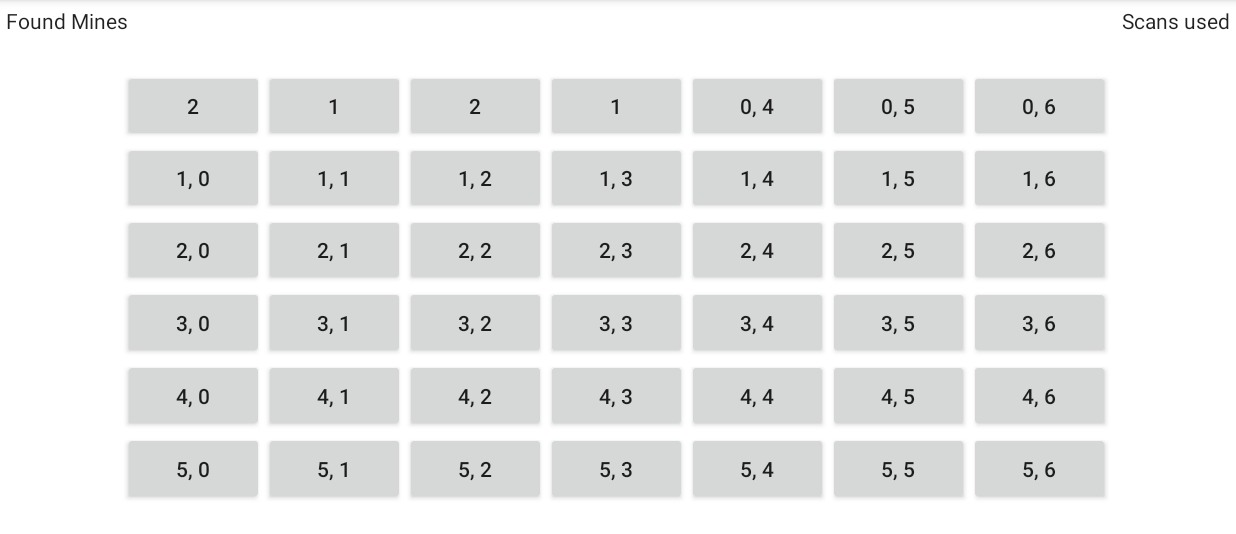
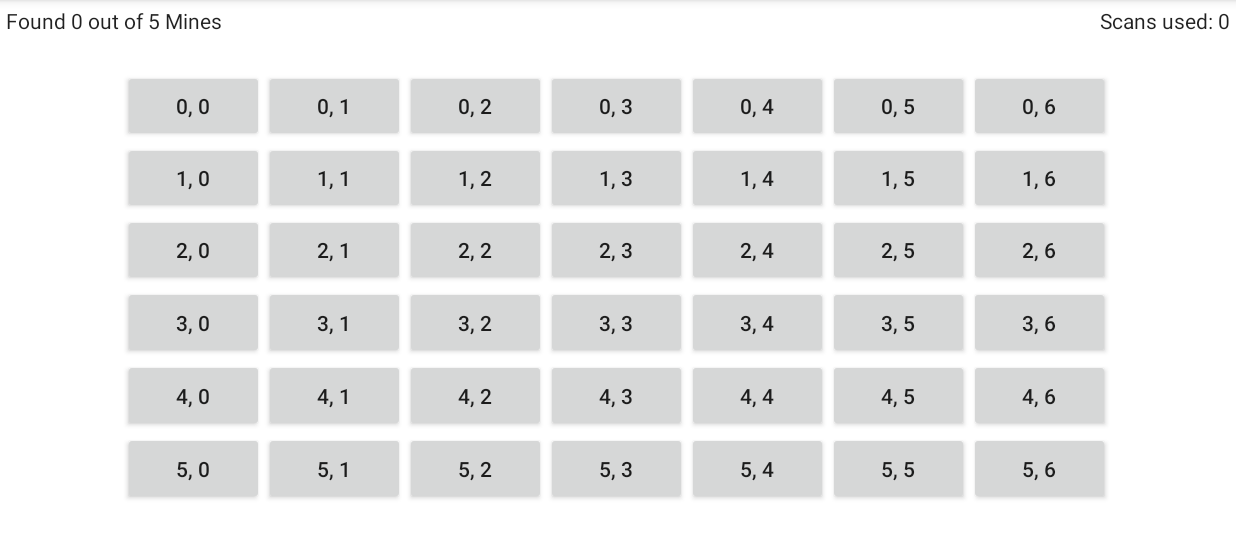
Before and after one commit to HobbesChiong/Rebel_Finder, an Android app: the GameActivity screen opened directly, with no data from a screen before it, after a tap on an icon or button, on a phone screen of 824 x 412 dp (held sideways), the part 84-618 px from its top. Run offline under Robolectric (Android 15) with nearby library versions, the phone set to English and light mode, and no system bars; 3 other taps on this screen came first.

Commit message:
updated text strings mineFound and Scans used

```diff
--- a/app/build.gradle
+++ b/app/build.gradle
@@ -25,6 +25,7 @@ android {
         sourceCompatibility JavaVersion.VERSION_1_8
         targetCompatibility JavaVersion.VERSION_1_8
     }
+    namespace 'ca.cmpt276.cmpt276assignment3'
 }
 
 dependencies {
--- a/app/src/main/AndroidManifest.xml
+++ b/app/src/main/AndroidManifest.xml
@@ -1,7 +1,6 @@
 <?xml version="1.0" encoding="utf-8"?>
 <manifest xmlns:android="http://schemas.android.com/apk/res/android"
-    xmlns:tools="http://schemas.android.com/tools"
-    package="ca.cmpt276.cmpt276assignment3">
+    xmlns:tools="http://schemas.android.com/tools">
 
     <application
         android:allowBackup="true"
--- a/app/src/main/java/ca/cmpt276/cmpt276assignment3/GameActivity.java
+++ b/app/src/main/java/ca/cmpt276/cmpt276assignment3/GameActivity.java
@@ -13,14 +13,19 @@ import android.view.View;
 import android.widget.Button;
 import android.widget.TableLayout;
 import android.widget.TableRow;
+import android.widget.TextView;
 import android.widget.Toast;
 
 import ca.cmpt276.cmpt276assignment3.model.Game;
 
 public class GameActivity extends AppCompatActivity {
 
+    // TODO use options to change these values including mines
     private static final int NUM_ROWS = 6;
     private static final int NUM_COLS = 7;
+    private static final int MINES = 5;
+    private int minesFound = 0;
+    private int usedScans = 0;
     Game currGame;
 
     Button[][] buttons = new Button[NUM_ROWS][NUM_COLS];
@@ -30,7 +35,16 @@ public class GameActivity extends AppCompatActivity {
         super.onCreate(savedInstanceState);
         setContentView(R.layout.activity_game);
         currGame = new Game(6,7,5); // temp values we'll fix it later
+        instantiateTextViews();
         populateButtons();
+    }
+
+    private void instantiateTextViews() {
+        TextView scansUsed = findViewById(R.id.tvScans);
+        scansUsed.setText("Scans used: 0");
+
+        TextView foundMines = findViewById(R.id.tvFoundMines);
+        foundMines.setText("Found 0 out of " + MINES + " Mines" );
     }
 
 
@@ -130,11 +144,29 @@ public class GameActivity extends AppCompatActivity {
 
                 }
             }
+            minesFound++;
+            TextView foundMines = findViewById(R.id.tvFoundMines);
+            foundMines.setText("Found " + minesFound +" out of " + MINES + " Mines" );
         }
+
         else{ // no mine at location
-            int minesInArea = currGame.scan(row, col);
-            button.setText(Integer.toString(minesInArea));
-            button.setTag(minesInArea);
+            Button currButton = buttons[row][col];
+            if(currButton == null){ // not scanned yet
+                int minesInArea = currGame.scan(row, col);
+                button.setText(Integer.toString(minesInArea));
+                button.setTag(minesInArea);
+
+                usedScans++;
+                TextView scansUsed = findViewById(R.id.tvScans);
+                scansUsed.setText("Scans used: " + usedScans);
+            }
+//            int minesInArea = currGame.scan(row, col);
+//            button.setText(Integer.toString(minesInArea));
+//            button.setTag(minesInArea);
+//
+//            usedScans++;
+//            TextView scansUsed = findViewById(R.id.tvScans);
+//            scansUsed.setText("Scans used: " + usedScans);
         }
 
         // change text on button
--- a/build.gradle
+++ b/build.gradle
@@ -1,7 +1,7 @@
 // Top-level build file where you can add configuration options common to all sub-projects/modules.
 plugins {
-    id 'com.android.application' version '7.2.2' apply false
-    id 'com.android.library' version '7.2.2' apply false
+    id 'com.android.application' version '7.3.1' apply false
+    id 'com.android.library' version '7.3.1' apply false
 }
 
 task clean(type: Delete) {
```
Also changed, not shown: gradle/wrapper/gradle-wrapper.properties.
